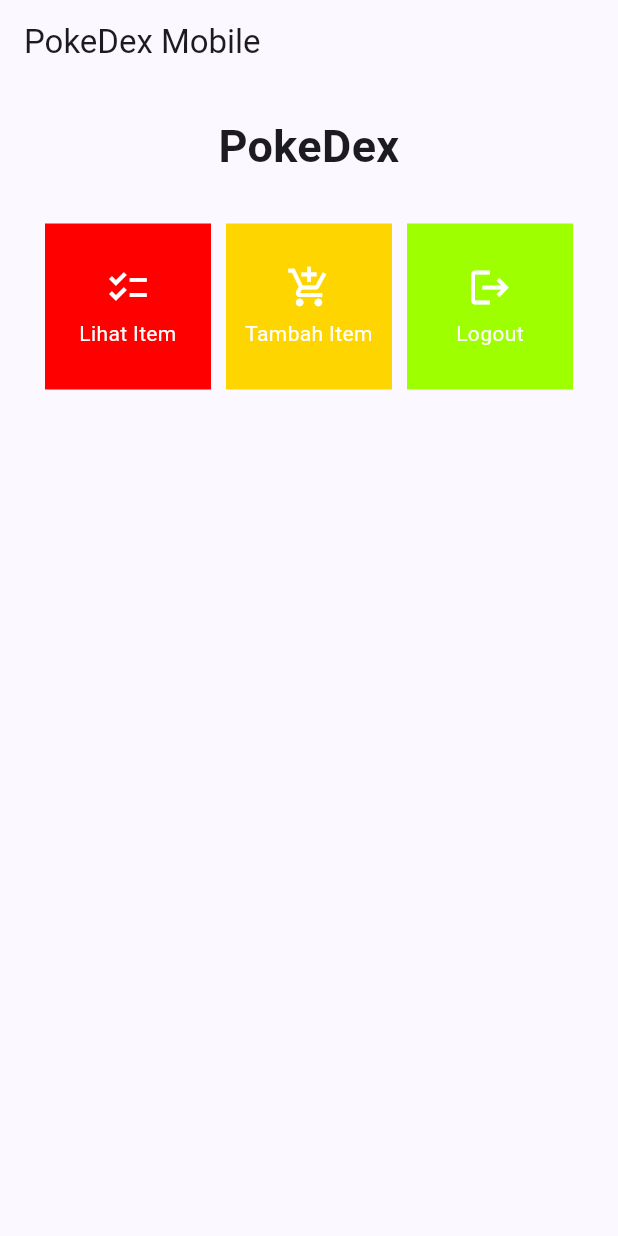
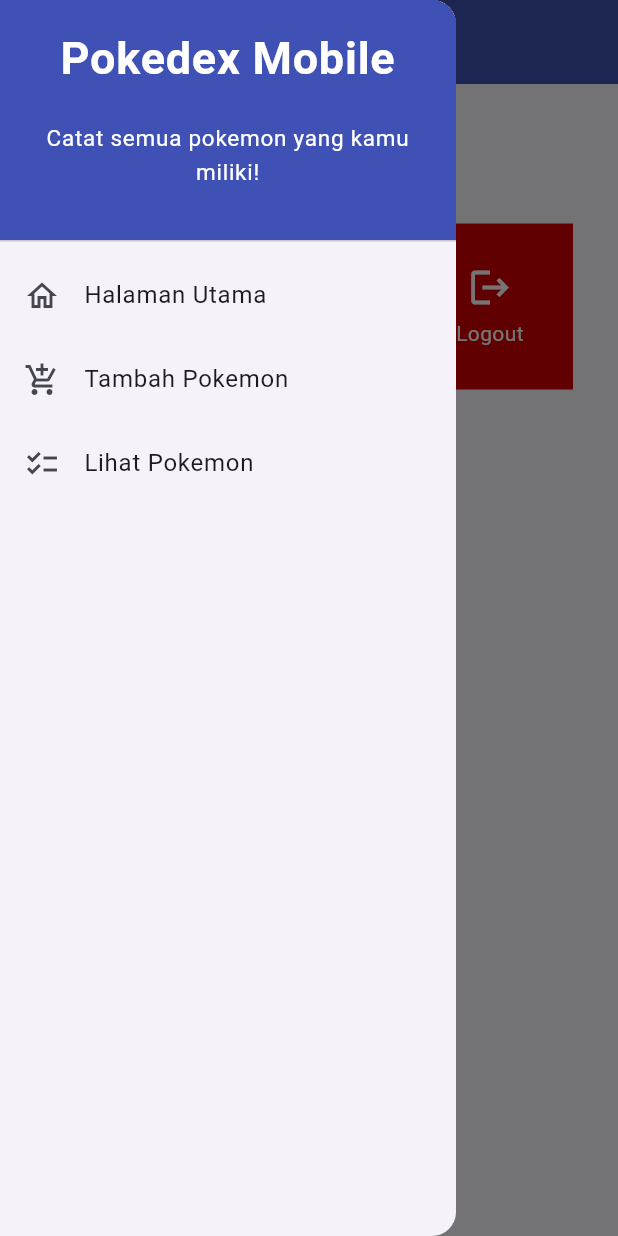
Before and after one commit to tegar-wahyu/pokedex_mobile, a Flutter app: the screen it shows after launch, with the side drawer open (before the commit the screen has no drawer), on a phone screen of 412 x 824 dp. Run offline on Flutter 3.47's test engine with Material 2 defaults, Android fonts, the phone set to English and light mode, and no system bars.

Commit message:
Tugas 8 Done

```diff
--- a/lib/main.dart
+++ b/lib/main.dart
@@ -1,4 +1,4 @@
-import 'package:pokedex_mobile/menu.dart';
+import 'package:pokedex_mobile/screens/menu.dart';
 import 'package:flutter/material.dart';
 
 void main() {
--- /dev/null
+++ b/lib/models/pokedex_models.dart
@@ -0,0 +1,7 @@
+class Pokemon {
+  final String name;
+  final int amount;
+  final String description;
+
+  Pokemon(this.name, this.amount, this.description);
+}
--- a/lib/menu.dart
+++ b/lib/screens/menu.dart
@@ -1,12 +1,16 @@
 import 'package:flutter/material.dart';
+import 'package:pokedex_mobile/widgets/left_drawer.dart';
+import 'package:pokedex_mobile/widgets/pokedex_card.dart';
 
 class MyHomePage extends StatelessWidget {
   MyHomePage({Key? key}) : super(key: key);
 
-  final List<ShopItem> items = [
-    ShopItem("Lihat Item", Icons.checklist, const Color.fromARGB(255, 255, 0, 0)),
-    ShopItem("Tambah Item", Icons.add_shopping_cart, const Color.fromARGB(255, 255, 213, 0)),
-    ShopItem("Logout", Icons.logout, const Color.fromARGB(255, 157, 255, 0)),
+  final List<PokeItem> items = [
+    PokeItem(
+        "Lihat Pokemon", Icons.checklist, const Color.fromARGB(255, 255, 0, 0)),
+    PokeItem("Tambah Pokemon", Icons.add_shopping_cart,
+        const Color.fromARGB(255, 187, 0, 0)),
+    PokeItem("Logout", Icons.logout, const Color.fromARGB(255, 210, 0, 0)),
   ];
 
   // This widget is the home page of your application. It is stateful, meaning
@@ -25,7 +29,10 @@
         title: const Text(
           'PokeDex Mobile',
         ),
+        backgroundColor: Colors.indigo,
+        foregroundColor: Colors.white,
       ),
+      drawer: const LeftDrawer(),
       body: SingleChildScrollView(
         // Widget wrapper yang dapat discroll
         child: Padding(
@@ -54,9 +61,9 @@
                 mainAxisSpacing: 10,
                 crossAxisCount: 3,
                 shrinkWrap: true,
-                children: items.map((ShopItem item) {
+                children: items.map((PokeItem item) {
                   // Iterasi untuk setiap item
-                  return ShopCard(item);
+                  return PokeCard(item);
                 }).toList(),
               ),
             ],
@@ -66,56 +73,3 @@
     );
   }
 }
-
-class ShopItem {
-  final String name;
-  final IconData icon;
-  final Color color;
-
-  ShopItem(this.name, this.icon, this.color);
-}
-
-class ShopCard extends StatelessWidget {
-  final ShopItem item;
-
-  const ShopCard(this.item, {super.key}); // Constructor
-
-  @override
-  Widget build(BuildContext context) {
-    return Material(
-      color: item.color,
-      child: InkWell(
-        // Area responsive terhadap sentuhan
-        onTap: () {
-          // Memunculkan SnackBar ketika diklik
-          ScaffoldMessenger.of(context)
-            ..hideCurrentSnackBar()
-            ..showSnackBar(SnackBar(
-                content: Text("Kamu telah menekan tombol ${item.name}!")));
-        },
-        child: Container(
-          // Container untuk menyimpan Icon dan Text
-          padding: const EdgeInsets.all(8),
-          child: Center(
-            child: Column(
-              mainAxisAlignment: MainAxisAlignment.center,
-              children: [
-                Icon(
-                  item.icon,
-                  color: Colors.white,
-                  size: 30.0,
-                ),
-                const Padding(padding: EdgeInsets.all(3)),
-                Text(
-                  item.name,
-                  textAlign: TextAlign.center,
-                  style: const TextStyle(color: Colors.white),
-                ),
-              ],
-            ),
-          ),
-        ),
-      ),
-    );
-  }
-}
--- /dev/null
+++ b/lib/widgets/left_drawer.dart
@@ -0,0 +1,81 @@
+import 'package:flutter/material.dart';
+import 'package:pokedex_mobile/screens/menu.dart';
+import 'package:pokedex_mobile/screens/pokedex_form.dart';
+import 'package:pokedex_mobile/screens/pokedex_show.dart';
+
+class LeftDrawer extends StatelessWidget {
+  const LeftDrawer({super.key});
+
+  @override
+  Widget build(BuildContext context) {
+    return Drawer(
+      child: ListView(
+        children: [
+          const DrawerHeader(
+            decoration: BoxDecoration(
+              color: Colors.indigo,
+            ),
+            child: Column(
+              children: [
+                Text(
+                  'Pokedex Mobile',
+                  textAlign: TextAlign.center,
+                  style: TextStyle(
+                    fontSize: 30,
+                    fontWeight: FontWeight.bold,
+                    color: Colors.white,
+                  ),
+                ),
+                Padding(padding: EdgeInsets.all(10)),
+                Text(
+                  "Catat semua pokemon yang kamu miliki!",
+                  textAlign: TextAlign.center,
+                  style: TextStyle(
+                    fontSize: 15,
+                    color: Colors.white,
+                  ),
+                ),
+              ],
+            ),
+          ),
+          ListTile(
+            leading: const Icon(Icons.home_outlined),
+            title: const Text('Halaman Utama'),
+            // Bagian redirection ke MyHomePage
+            onTap: () {
+              Navigator.pushReplacement(
+                  context,
+                  MaterialPageRoute(
+                    builder: (context) => MyHomePage(),
+                  ));
+            },
+          ),
+          ListTile(
+            leading: const Icon(Icons.add_shopping_cart),
+            title: const Text('Tambah Pokemon'),
+            // Bagian redirection ke ShopFormPage
+            onTap: () {
+              Navigator.pushReplacement(
+                  context,
+                  MaterialPageRoute(
+                    builder: (context) => const PokeFormPage(),
+                  ));
+            },
+          ),
+          ListTile(
+            leading: const Icon(Icons.checklist),
+            title: const Text('Lihat Pokemon'),
+            // Bagian redirection ke PokeListPage
+            onTap: () {
+              Navigator.pushReplacement(
+                  context,
+                  MaterialPageRoute(
+                    builder: (context) => PokeListPage(pokeList: pokeList),
+                  ));
+            },
+          ),
+        ],
+      ),
+    );
+  }
+}
--- /dev/null
+++ b/lib/widgets/pokedex_card.dart
@@ -0,0 +1,73 @@
+import 'package:flutter/material.dart';
+import 'package:pokedex_mobile/screens/pokedex_form.dart';
+import 'package:pokedex_mobile/screens/pokedex_show.dart';
+
+class PokeItem {
+  final String name;
+  final IconData icon;
+  final Color color;
+
+  PokeItem(this.name, this.icon, this.color);
+}
+
+class PokeCard extends StatelessWidget {
+  final PokeItem item;
+
+  const PokeCard(this.item, {super.key}); // Constructor
+
+  @override
+  Widget build(BuildContext context) {
+    return Material(
+      color: item.color,
+      child: InkWell(
+        // Area responsive terhadap sentuhan
+        onTap: () {
+          // Memunculkan SnackBar ketika diklik
+          ScaffoldMessenger.of(context)
+            ..hideCurrentSnackBar()
+            ..showSnackBar(SnackBar(
+                content: Text("Kamu telah menekan tombol ${item.name}!")));
+          if (item.name == "Lihat Pokemon") {
+            Navigator.push(
+              context,
+              MaterialPageRoute(
+                builder: (context) => PokeListPage(pokeList: pokeList),
+              ),
+            );
+          }
+
+          if (item.name == "Tambah Pokemon") {
+            Navigator.push(
+              context,
+              MaterialPageRoute(
+                builder: (context) => const PokeFormPage(),
+              ),
+            );
+          }
+        },
+        child: Container(
+          // Container untuk menyimpan Icon dan Text
+          padding: const EdgeInsets.all(8),
+          child: Center(
+            child: Column(
+              mainAxisAlignment: MainAxisAlignment.center,
+              children: [
+                Icon(
+                  item.icon,
+                  color: Colors.white,
+                  size: 30.0,
+                ),
+                const Padding(padding: EdgeInsets.all(3)),
+                Text(
+                  item.name,
+                  textAlign: TextAlign.center,
+                  style: const TextStyle(color: Colors.white),
+                ),
+              ],
+            ),
+          ),
+        ),
+      ),
+    );
+  }
+}
```
Also changed, not shown: lib/screens/pokedex_form.dart (added, +190 -0 lines), lib/screens/pokedex_show.dart (added, +66 -0 lines), 1 other file.
